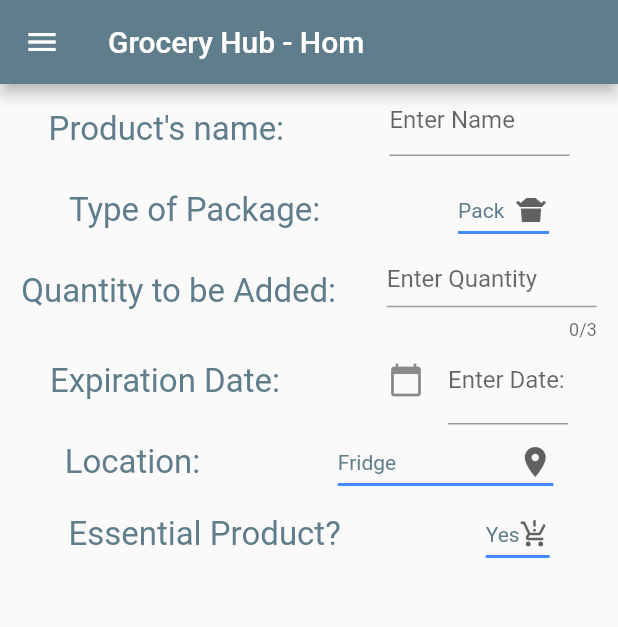
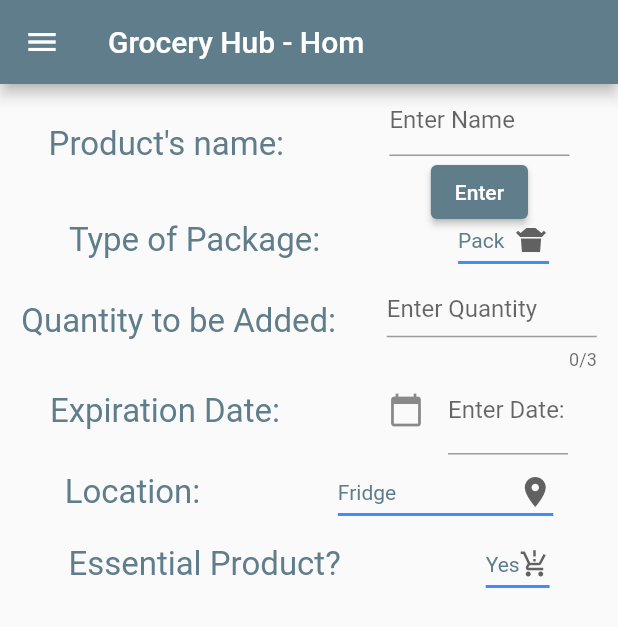
Before and after one commit to maria-im015/grocery_hub_capstone, a Flutter app: the screen it shows after launch, on a phone screen of 412 x 824 dp. Shown: the top 627 px of the screen. Run offline on Flutter 3.47's test engine with Material 2 defaults, Android fonts, the phone set to English and light mode, and no system bars.

Commit message:
updated enter button

```diff
--- a/lib/main.dart
+++ b/lib/main.dart
@@ -12,6 +12,7 @@ import 'package:http/http.dart' as http;
 
 //import 'package:grocery_hub_capstone/pages/consume_arguments.dart';
 import 'package:grocery_hub_capstone/pages/home.dart';
+import 'package:grocery_hub_capstone/pages/home_args.dart';
 import 'package:grocery_hub_capstone/pages/consume.dart';
 import 'package:grocery_hub_capstone/pages/grocery_list.dart';
 import 'package:grocery_hub_capstone/pages/inventory.dart';
--- a/lib/pages/home_detailed.dart
+++ b/lib/pages/home_detailed.dart
@@ -67,6 +67,8 @@ class _ExpirationDate extends State<ExpirationDate> {
   }
 }
 
+
+// new
 class MyApp extends StatefulWidget {
   const MyApp({Key? key}) : super(key: key);
 
@@ -82,39 +84,31 @@ class _MyAppState extends State<MyApp> {
 
   @override
   Widget build(BuildContext context) {
-    return Row(children: <Widget>[
+    return Row(
+      mainAxisAlignment: MainAxisAlignment.start,
+      children: <Widget>[
+
       SizedBox(
         width: 120.0,
-        height: 60.0,
-        child: (_futureProduct == null) ? buildRow() : buildFutureBuilder(),
+        height: 80.0,
+        child: (_futureProduct == null) ? buildColumn() : buildFutureBuilder(),
       ),
     ]);
   }
 
-  Row buildRow() {
-    return Row(
-      mainAxisAlignment: MainAxisAlignment.center,
+  Column buildColumn() {
+    return Column(
       children: <Widget>[
-        SizedBox(
-          width: 120.0,
-          height: 60.0,
-          child: TextField(
+          TextField(
             controller: _controller,
             decoration: const InputDecoration(hintText: 'Enter Name'),
-          ),),
-        Expanded(
-          child: Center(
-          child: ElevatedButton(
+          ),
+          ElevatedButton(
             onPressed: () {
               setState(() {
                 _futureProduct = createProduct(_controller.text);
               });
-            }, child: null,),),),
-        Expanded(
-          child: Center(
-            child: const Text('Create Data'),
-        ),),
-
+            },  child: Text('Enter', textAlign: TextAlign.end,),),
       ],
     );
   }
@@ -124,13 +118,63 @@ class _MyAppState extends State<MyApp> {
       future: _futureProduct,
       builder: (context, snapshot) {
         if (snapshot.hasData) {
+          print(snapshot.data!.name);
           return Text(snapshot.data!.name);
         } else if (snapshot.hasError) {
           return Text('${snapshot.error}');
         }
-
-        return const CircularProgressIndicator();
+        return const LinearProgressIndicator();
       },
     );
   }
 }
+
+
+  // @override
+  // Widget build(BuildContext context) {
+  //   return Row(children: <Widget>[
+  //     SizedBox(
+  //       width: 120.0,
+  //       height: 80.0,
+  //       child: (_futureProduct == null) ? buildColumn() : buildFutureBuilder(),
+  //     ),
+  //   ]);
+  // }
+
+  // Column buildColumn() {
+  //   return Column(
+  //     mainAxisAlignment: MainAxisAlignment.start,
+  //     crossAxisAlignment: CrossAxisAlignment.stretch,
+  //     children: <Widget>[
+  //       // SizedBox(
+  //       //   width: 120.0,
+  //       //   height: 60.0,
+  //         // child:
+  //         TextField(
+  //           controller: _controller,
+  //           decoration: const InputDecoration(hintText: 'Enter Name'),
+  //         ),
+  //         ElevatedButton(
+  //           onPressed: () {
+  //             setState(() {
+  //               _futureProduct = createProduct(_controller.text);
+  //             });
+  //           }, child: const Text('Enter'),),
+  //         // ),
+
+  //       // Expanded(
+  //       //   child: Center(
+  //       //   child: ElevatedButton(
+  //       //     onPressed: () {
+  //       //       setState(() {
+  //       //         _futureProduct = createProduct(_controller.text);
+  //       //       });
+  //       //     }, child: const Text('Enter'),),),),
+  //       // Expanded(
+  //       //   child: Center(
+  //       //     child: const Text('Create Data'),
+  //       // ),),
+
+  //     ],
+  //   );
+  // }
```
